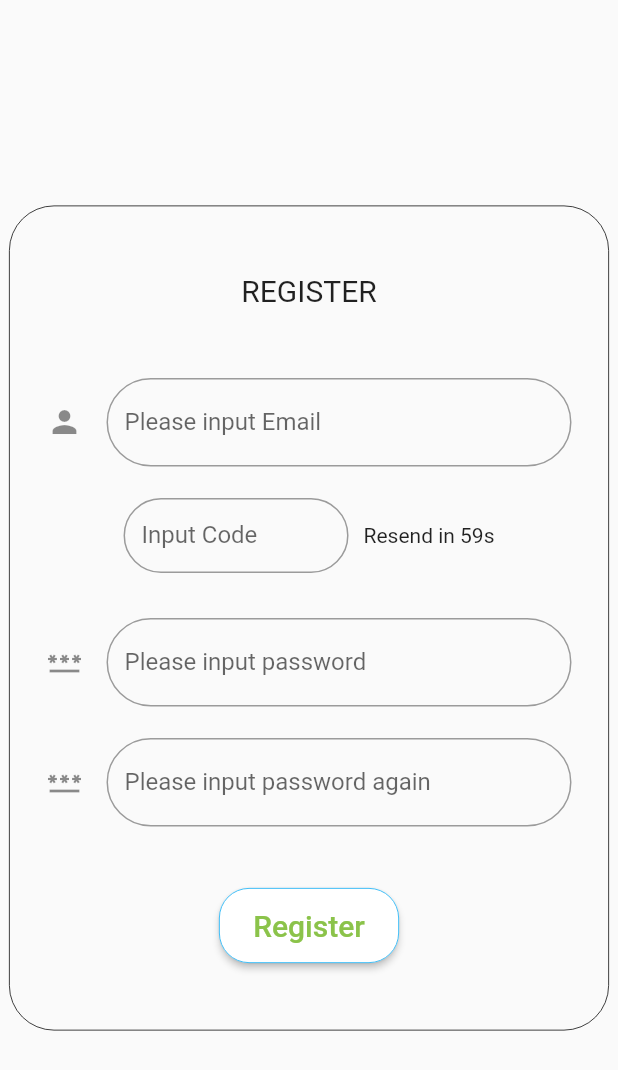
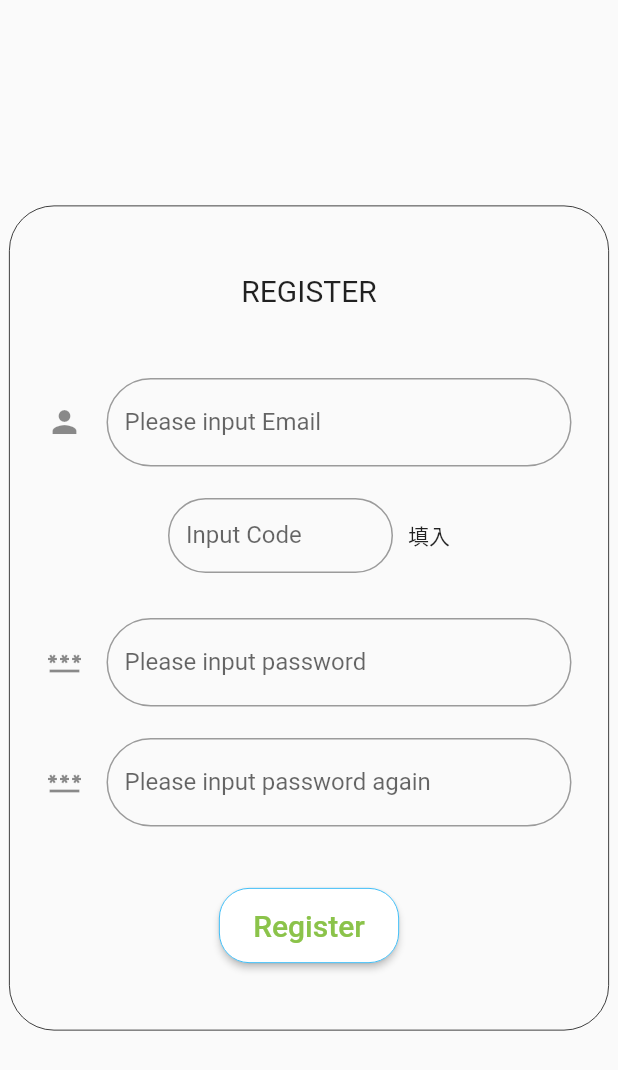
Before and after one commit to zhujinchi/payth, a Flutter app: the RegisterView screen opened directly, after a tap on "Send Code", on a phone screen of 412 x 824 dp. Shown: the top 1070 px of the screen. Run offline on Flutter 3.47's test engine with Material 2 defaults, Android fonts, the light colour scheme and no system bars; our stand-ins replace dio, fluttertoast, popover, responsive_builder, webview_flutter; missing offline and left inert: dart:js; network calls fail.

Commit message:
注册验证码

```diff
--- a/payth/lib/state/user_login_register.dart
+++ b/payth/lib/state/user_login_register.dart
@@ -6,6 +6,7 @@ class UserProvider with ChangeNotifier{
   String password = '';
   String confirmPassword = '';
   String code = '';
+  String showCode = '';
   bool passwordShow = true;
   bool sendCodeButton = true;
   int seconds = 60;
@@ -14,6 +15,10 @@ class UserProvider with ChangeNotifier{
   setCodeButtonF(){
     sendCodeButton = false;
     notifyListeners();
+  }
+
+  setShowCode(v){
+    showCode = v;
   }
   setCodeButtonT(){
     sendCodeButton = true;
--- a/payth/lib/views/register.dart
+++ b/payth/lib/views/register.dart
@@ -194,8 +194,11 @@ Widget SendCode(UserProvider value) {
             if(resp['code']==200){
             //  弹窗发送成功
               print(resp);
+              value.setShowCode(resp['data']);
+            }else{
+            //  验证码发送失败
             }
-          }, child: Text('Send Code')):Container(height:40,alignment:Alignment.center,child: Text('Resend in '+value.seconds.toString()+ 's',textAlign:TextAlign.center,)),
+          }, child: Text('Send Code')):Container(height:40,alignment:Alignment.center,child: Text('填入'+value.showCode,textAlign:TextAlign.center,)),
         ),
       )
     ],
```
